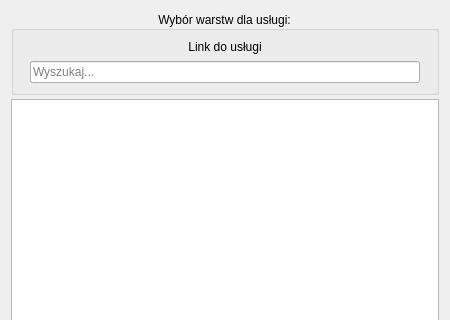
The window that integrator_uslug_danych_przestrzennych_dialog_which_layers.ui (envirosolutionspl/integrator_uslug_danych_przestrzennych) describes before a commit, drawn with Qt 5; both pictures show x 0 to 450 and y 0 to 320 of the 450 by 626 pixel window.
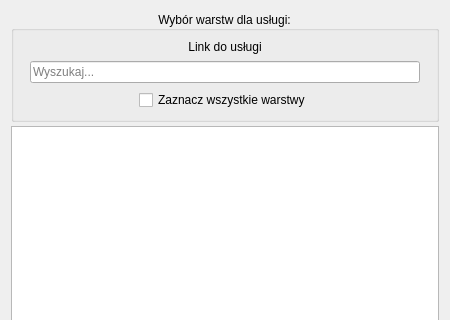
The same window after the commit. Icons and pictures are not drawn.

Commit message: Dodanie checkboxa dla wszystkich warstw

```diff
--- a/integrator_uslug_danych_przestrzennych_dialog_which_layers.ui
+++ b/integrator_uslug_danych_przestrzennych_dialog_which_layers.ui
@@ -68,6 +68,13 @@
         </property>
        </widget>
       </item>
+      <item row="2" column="1" alignment="Qt::AlignHCenter">
+       <widget class="QCheckBox" name="zaznacz_wszystkie_warstwy">
+        <property name="text">
+         <string>Zaznacz wszystkie warstwy</string>
+        </property>
+       </widget>
+      </item>
      </layout>
     </widget>
    </item>
```
The commit also changes 1 other file.
